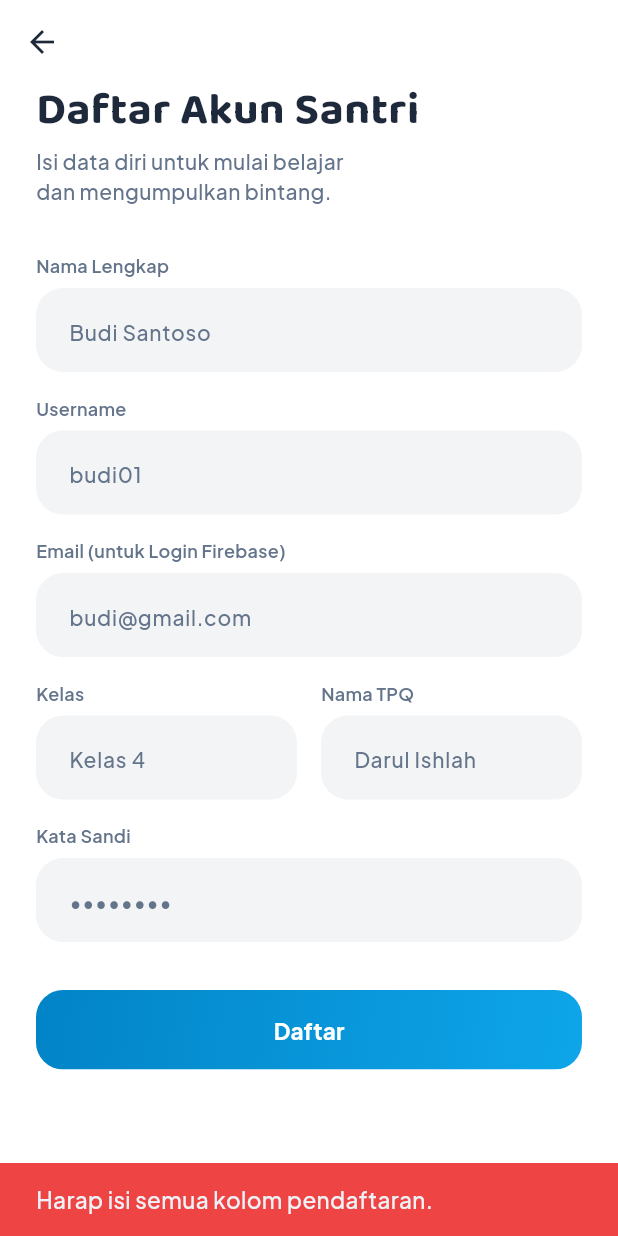
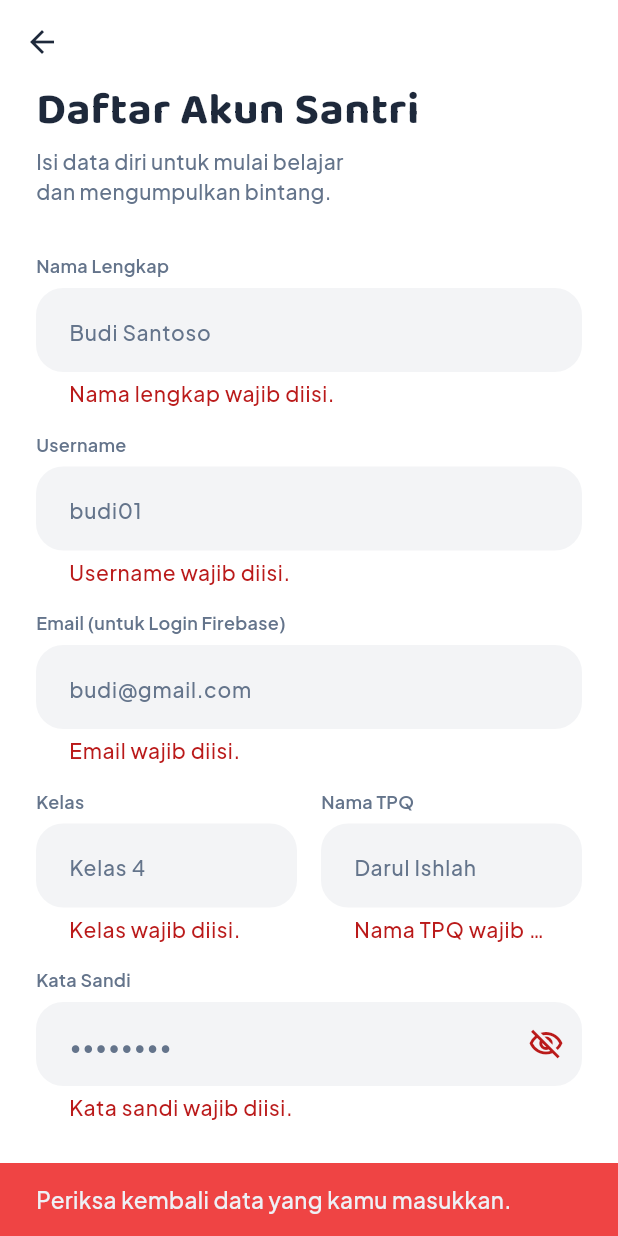
Before and after one commit to ardhawardhana/Mobile_projectTA, a Flutter app: the RegisterScreen screen opened directly, after a tap on "Daftar", on a phone screen of 412 x 824 dp. Run offline on Flutter 3.47's test engine with Material 3 defaults, Android fonts, the phone set to English and light mode, and no system bars; our stand-ins replace firebase_auth, firebase_core, firebase_database, google_fonts; accounts and stored records are empty.

Commit message:
Add input validation on register form

```diff
--- a/lib/screens/register_screen.dart
+++ b/lib/screens/register_screen.dart
@@ -1,4 +1,5 @@
 import 'package:flutter/material.dart';
+import 'package:flutter/services.dart';
 import '../services/auth_service.dart';
 import '../theme/app_theme.dart';
 import '../widgets/common_widgets.dart';
@@ -11,6 +12,9 @@ class RegisterScreen extends StatefulWidget {
 }
 
 class _RegisterScreenState extends State<RegisterScreen> {
+  // Key untuk mengakses & memvalidasi seluruh form sekaligus
+  final _formKey = GlobalKey<FormState>();
+
   final _fullNameController = TextEditingController();
   final _usernameController = TextEditingController();
   final _emailController = TextEditingController();
@@ -18,6 +22,18 @@ class _RegisterScreenState extends State<RegisterScreen> {
   final _tpqController = TextEditingController();
   final _passwordController = TextEditingController();
   bool _isLoading = false;
+  bool _obscurePassword = true;
+
+  // Regex sederhana untuk validasi format email
+  static final _emailRegex = RegExp(
+    r'^[a-zA-Z0-9._%+-]+@[a-zA-Z0-9.-]+\.[a-zA-Z]{2,}$',
+  );
+
+  // Username hanya boleh huruf, angka, dan underscore (tanpa spasi/simbol)
+  static final _usernameRegex = RegExp(r'^[a-zA-Z0-9_]+$');
+
+  // Nama hanya boleh huruf dan spasi
+  static final _nameRegex = RegExp(r"^[a-zA-Z\s.']+$");
 
   @override
   void dispose() {
@@ -30,38 +46,76 @@ class _RegisterScreenState extends State<RegisterScreen> {
     super.dispose();
   }
 
+  String? _validateFullName(String? value) {
+    final v = value?.trim() ?? '';
+    if (v.isEmpty) return 'Nama lengkap wajib diisi.';
+    if (v.length < 3) return 'Nama lengkap minimal 3 karakter.';
+    if (v.length > 50) return 'Nama lengkap maksimal 50 karakter.';
+    if (!_nameRegex.hasMatch(v)) {
+      return 'Nama hanya boleh berisi huruf dan spasi.';
+    }
+    return null;
+  }
+
+  String? _validateUsername(String? value) {
+    final v = value?.trim() ?? '';
+    if (v.isEmpty) return 'Username wajib diisi.';
+    if (v.length < 3) return 'Username minimal 3 karakter.';
+    if (v.length > 20) return 'Username maksimal 20 karakter.';
+    if (!_usernameRegex.hasMatch(v)) {
+      return 'Username hanya boleh huruf, angka, dan underscore (_), tanpa spasi.';
+    }
+    return null;
+  }
+
+  String? _validateEmail(String? value) {
+    final v = value?.trim() ?? '';
+    if (v.isEmpty) return 'Email wajib diisi.';
+    if (v.length > 100) return 'Email terlalu panjang.';
+    if (!_emailRegex.hasMatch(v)) {
+      return 'Format email tidak valid (contoh: nama@email.com).';
+    }
+    return null;
+  }
+
+  String? _validateClassOrTpq(String? value, String fieldName) {
+    final v = value?.trim() ?? '';
+    if (v.isEmpty) return '$fieldName wajib diisi.';
+    if (v.length > 40) return '$fieldName maksimal 40 karakter.';
+    return null;
+  }
+
+  String? _validatePassword(String? value) {
+    final v = value?.trim() ?? '';
+    if (v.isEmpty) return 'Kata sandi wajib diisi.';
+    if (v.length < 6) return 'Kata sandi minimal 6 karakter.';
+    if (v.length > 128) return 'Kata sandi maksimal 128 karakter.';
+    return null;
+  }
+
   Future<void> _handleRegister() async {
+    // Menutup keyboard agar transisi lebih rapi
+    FocusScope.of(context).unfocus();
+
+    // Menjalankan semua validator field. Jika ada yang gagal, form akan
+    // otomatis menampilkan pesan error di bawah masing-masing field.
+    final isValid = _formKey.currentState?.validate() ?? false;
+    if (!isValid) {
+      ScaffoldMessenger.of(context).showSnackBar(
+        const SnackBar(
+          content: Text('Periksa kembali data yang kamu masukkan.'),
+          backgroundColor: AppColors.danger,
+        ),
+      );
+      return;
+    }
+
     final fullName = _fullNameController.text.trim();
     final username = _usernameController.text.trim();
     final email = _emailController.text.trim();
     final className = _classController.text.trim();
     final tpqName = _tpqController.text.trim();
     final password = _passwordController.text.trim();
-
-    if (fullName.isEmpty ||
-        username.isEmpty ||
-        email.isEmpty ||
-        className.isEmpty ||
-        tpqName.isEmpty ||
-        password.isEmpty) {
-      ScaffoldMessenger.of(context).showSnackBar(
-        const SnackBar(
-          content: Text('Harap isi semua kolom pendaftaran.'),
-          backgroundColor: AppColors.danger,
-        ),
-      );
-      return;
-    }
-
-    if (password.length < 6) {
-      ScaffoldMessenger.of(context).showSnackBar(
-        const SnackBar(
-          content: Text('Kata sandi minimal harus 6 karakter.'),
-          backgroundColor: AppColors.danger,
-        ),
-      );
-      return;
-    }
 
     setState(() => _isLoading = true);
 
@@ -138,6 +192,9 @@ class _RegisterScreenState extends State<RegisterScreen> {
       body: SafeArea(
         child: SingleChildScrollView(
           padding: const EdgeInsets.symmetric(horizontal: AppSpacing.lg),
+          child: Form(
+            key: _formKey,
+            autovalidateMode: AutovalidateMode.onUserInteraction,
             child: Column(
               crossAxisAlignment: CrossAxisAlignment.start,
               children: [
@@ -151,30 +208,52 @@ class _RegisterScreenState extends State<RegisterScreen> {
                 _Field(
                   label: 'Nama Lengkap',
                   controller: _fullNameController,
-                  hint: 'Budi Santoso'),
+                  hint: 'Budi Santoso',
+                  validator: _validateFullName,
+                  maxLength: 50,
+                ),
                 _Field(
                   label: 'Username',
                   controller: _usernameController,
-                  hint: 'budi01'),
+                  hint: 'budi01',
+                  validator: _validateUsername,
+                  maxLength: 20,
+                  inputFormatters: [
+                    FilteringTextInputFormatter.deny(RegExp(r'\s')),
+                  ],
+                ),
                 _Field(
                   label: 'Email (untuk Login Firebase)',
                   controller: _emailController,
                   hint: 'budi@gmail.com',
-                  keyboardType: TextInputType.emailAddress),
+                  keyboardType: TextInputType.emailAddress,
+                  validator: _validateEmail,
+                  maxLength: 100,
+                  inputFormatters: [
+                    FilteringTextInputFormatter.deny(RegExp(r'\s')),
+                  ],
+                ),
                 Row(
+                  crossAxisAlignment: CrossAxisAlignment.start,
                   children: [
                     Expanded(
                       child: _Field(
                         label: 'Kelas',
                         controller: _classController,
-                        hint: 'Kelas 4'),
+                        hint: 'Kelas 4',
+                        validator: (v) => _validateClassOrTpq(v, 'Kelas'),
+                        maxLength: 40,
+                      ),
                     ),
                     const SizedBox(width: AppSpacing.md),
                     Expanded(
                       child: _Field(
                         label: 'Nama TPQ',
                         controller: _tpqController,
-                        hint: 'Darul Ishlah'),
+                        hint: 'Darul Ishlah',
+                        validator: (v) => _validateClassOrTpq(v, 'Nama TPQ'),
+                        maxLength: 40,
+                      ),
                     ),
                   ],
                 ),
@@ -182,15 +261,29 @@ class _RegisterScreenState extends State<RegisterScreen> {
                   label: 'Kata Sandi',
                   controller: _passwordController,
                   hint: '••••••••',
-                obscure: true,
+                  obscure: _obscurePassword,
+                  validator: _validatePassword,
+                  maxLength: 128,
+                  suffixIcon: IconButton(
+                    icon: Icon(
+                      _obscurePassword
+                          ? Icons.visibility_off_outlined
+                          : Icons.visibility_outlined,
+                    ),
+                    onPressed: () {
+                      setState(() => _obscurePassword = !_obscurePassword);
+                    },
+                  ),
                 ),
                 const SizedBox(height: AppSpacing.md),
                 _isLoading
                     ? const Center(
-                      child: CircularProgressIndicator(color: AppColors.primary))
+                        child:
+                            CircularProgressIndicator(color: AppColors.primary))
                     : GradientButton(label: 'Daftar', onTap: _handleRegister),
                 const SizedBox(height: AppSpacing.xl),
               ],
+            ),
           ),
         ),
       ),
@@ -204,6 +297,10 @@ class _Field extends StatelessWidget {
   final TextEditingController controller;
   final bool obscure;
   final TextInputType? keyboardType;
+  final String? Function(String?)? validator;
+  final int? maxLength;
+  final List<TextInputFormatter>? inputFormatters;
+  final Widget? suffixIcon;
 
   const _Field({
     required this.label,
@@ -211,6 +308,10 @@ class _Field extends StatelessWidget {
     required this.controller,
     this.obscure = false,
     this.keyboardType,
+    this.validator,
+    this.maxLength,
+    this.inputFormatters,
+    this.suffixIcon,
   });
 
   @override
@@ -222,11 +323,18 @@ class _Field extends StatelessWidget {
         children: [
           Text(label, style: AppText.caption),
           const SizedBox(height: 6),
-          TextField(
+          TextFormField(
             controller: controller,
             obscureText: obscure,
             keyboardType: keyboardType,
-            decoration: InputDecoration(hintText: hint),
+            validator: validator,
+            maxLength: maxLength,
+            inputFormatters: inputFormatters,
+            decoration: InputDecoration(
+              hintText: hint,
+              suffixIcon: suffixIcon,
+              counterText: '', // sembunyikan counter "0/50" bawaan Flutter
+            ),
           ),
         ],
       ),
```
Lines whose indentation alone changed are shown as unchanged.
